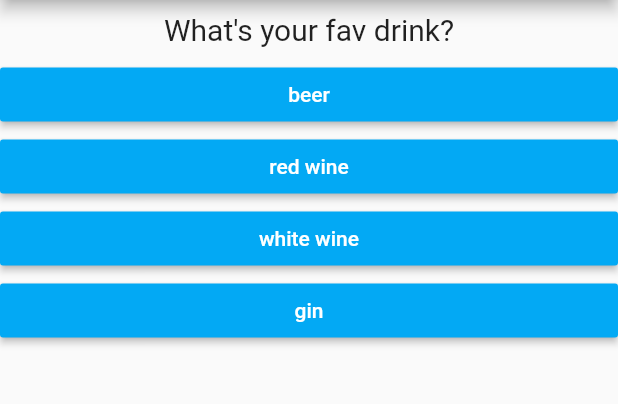
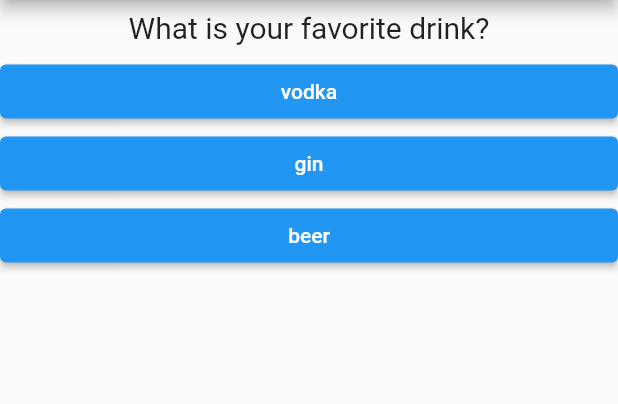
Before and after one commit to aniketprogdev/flutter-intro, a Flutter app: the screen it shows after launch, after a tap on "blue", on a phone screen of 412 x 824 dp, the part 84-488 px from its top. Run offline on Flutter 3.47's test engine with Material 2 defaults, Android fonts, the phone set to English and light mode, and no system bars.

```diff
--- a/lib/answer.dart
+++ b/lib/answer.dart
@@ -1,19 +1,18 @@
 import 'package:flutter/material.dart';
 
 class Answer extends StatelessWidget {
-  final Function selectAnswer;
+  final Function answerClicked;
   final String answerText;
-  Answer(this.selectAnswer, this.answerText);
+
+  Answer(this.answerClicked, this.answerText);
 
   @override
   Widget build(BuildContext context) {
     return Container(
       width: double.infinity,
-      child: RaisedButton(
+      child: ElevatedButton(
         child: Text(answerText),
-        color: Colors.lightBlue,
-        textColor: Colors.white,
-        onPressed: selectAnswer,
+        onPressed: answerClicked,
       ),
     );
   }
--- a/lib/main.dart
+++ b/lib/main.dart
@@ -1,7 +1,7 @@
 import 'package:flutter/material.dart';
+import 'package:flutter_complete_guide/result.dart';
 
-import './question.dart';
-import './answer.dart';
+import './quiz.dart';
 
 void main() {
   runApp(MyApp());
@@ -9,31 +9,48 @@ void main() {
 
 class MyApp extends StatefulWidget {
   @override
-  State<StatefulWidget> createState() {
-    return _MyAppState();
-  }
+  _MyAppState createState() => _MyAppState();
 }
 
 class _MyAppState extends State<MyApp> {
   var _questionIndex = 0;
-
-  // Build a list of maps where each map has a question string and a list of answers associated to the question
-  var questions = [
+  var _totalScore = 0;
+  final _questions = const [
     {
-      "questionText": "What's your fav color?",
-      "answerChoices": ["blue", "red", "green", "yellow"]
+      "question": "What is your favorite color?",
+      "answers": [
+        {"text": "blue", "score": 10},
+        {"text": "red", "score": 20},
+        {"text": "green", "score": 30},
+      ]
     },
     {
-      "questionText": "What's your fav drink?",
-      "answerChoices": ["beer", "red wine", "white wine", "gin"]
+      "question": "What is your favorite drink?",
+      "answers": [
+        {"text": "vodka", "score": 10},
+        {"text": "gin", "score": 20},
+        {"text": "beer", "score": 30},
+      ]
     },
     {
-      "questionText": "What's your fav instrument?",
-      "answerChoices": ["guitar", "violin", "tabla", "piano"]
-    }
+      "question": "What is your favorite sport?",
+      "answers": [
+        {"text": "cricket", "score": 10},
+        {"text": "football", "score": 20},
+        {"text": "hockey", "score": 30},
+      ]
+    },
   ];
 
-  void _answerQuestion() {
+  void _resetQuiz() {
+    setState(() {
+      _questionIndex = 0;
+      _totalScore = 0;
+    });
+  }
+
+  void _answerQuestion(int score) {
+    _totalScore += score;
     setState(() {
       _questionIndex += 1;
     });
@@ -46,15 +63,13 @@ class _MyAppState extends State<MyApp> {
         appBar: AppBar(
           title: Text("First App"),
         ),
-        body: Column(
-          children: [
-            Question(questions[_questionIndex]["questionText"]),
-            ...(questions[_questionIndex]["answerChoices"] as List<String>)
-                .map((answerChoice) {
-              return Answer(_answerQuestion, answerChoice);
-            }).toList()
-          ],
-        ),
+        body: _questionIndex < _questions.length
+            ? Quiz(
+                _questionIndex,
+                _questions,
+                _answerQuestion,
+              )
+            : Result(_totalScore, _resetQuiz),
       ),
     );
   }
--- a/lib/question.dart
+++ b/lib/question.dart
@@ -8,7 +8,7 @@ class Question extends StatelessWidget {
   Widget build(BuildContext context) {
     return Container(
       width: double.infinity,
-      margin: EdgeInsets.all(8),
+      margin: EdgeInsets.all(7),
       child: Text(
         questionText,
         style: TextStyle(fontSize: 20),
--- /dev/null
+++ b/lib/quiz.dart
@@ -0,0 +1,27 @@
+import 'package:flutter/material.dart';
+
+import './question.dart';
+import './answer.dart';
+
+class Quiz extends StatelessWidget {
+  final int questionIndex;
+  final List<Map<String, Object>> questions;
+  final Function answerQuestion;
+
+  Quiz(this.questionIndex, this.questions, this.answerQuestion);
+  @override
+  Widget build(BuildContext context) {
+    return Container(
+      child: Column(
+        children: [
+          Question(questions[questionIndex]["question"]),
+          ...(questions[questionIndex]["answers"] as List<Map<String, Object>>)
+              .map((answer) {
+            return Answer(
+                () => answerQuestion(answer["score"]), answer["text"]);
+          }).toList()
+        ],
+      ),
+    );
+  }
+}
--- /dev/null
+++ b/lib/result.dart
@@ -0,0 +1,24 @@
+import 'package:flutter/material.dart';
+
+class Result extends StatelessWidget {
+  final int resultScore;
+  final Function resetHandler;
+  Result(this.resultScore, this.resetHandler);
+  @override
+  Widget build(BuildContext context) {
+    return Container(
+      child: Column(
+        children: [
+          Text(
+            "You did it! Your score is ${resultScore.toString()}",
+            style: TextStyle(fontSize: 28, fontWeight: FontWeight.bold),
+          ),
+          TextButton(
+            onPressed: resetHandler,
+            child: Text("Restart Quiz"),
+          )
+        ],
+      ),
+    );
+  }
+}
```
Also changed, not shown: 4 other files.
